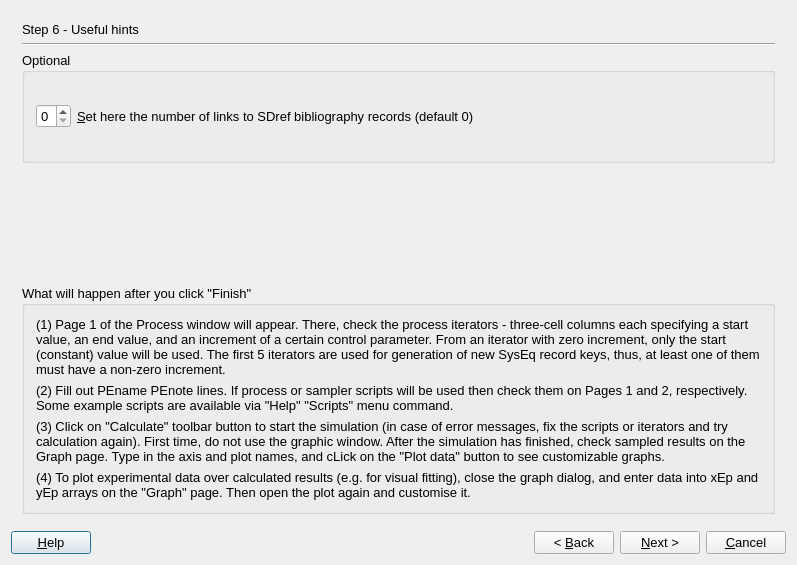
Above: gems3/vizor4/dlg4/ProcessWizard4.ui from gemshub/GEMSGUI before the change. Below: the same form after it.
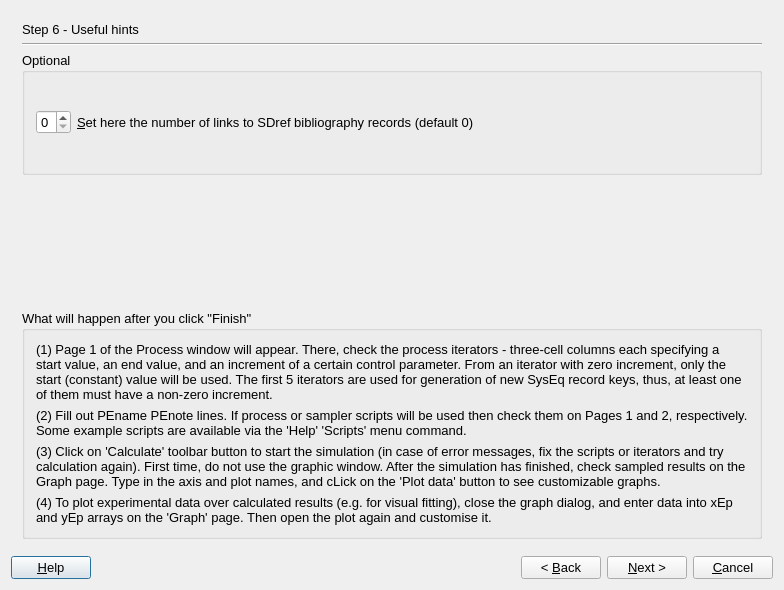
That is the form after the change. The open tabs and pages were chosen to show the change.

Commit message: Merged from upgrade adjusted fonts and comments on all dialogs (for consistency between win32, macosx and linux) DK,SD

What changed in the file:
```diff
--- a/gems3/vizor4/dlg4/ProcessWizard4.ui
+++ b/gems3/vizor4/dlg4/ProcessWizard4.ui
@@ -6,8 +6,8 @@
    <rect>
     <x>0</x>
     <y>0</y>
-    <width>797</width>
-    <height>565</height>
+    <width>784</width>
+    <height>590</height>
    </rect>
   </property>
   <property name="font">
@@ -18,8 +18,8 @@
   <property name="windowTitle">
    <string>GEM-Selektor Proces</string>
   </property>
-  <layout class="QVBoxLayout" name="verticalLayout_4">
-   <item>
+  <layout class="QGridLayout" name="gridLayout_3">
+   <item row="0" column="0">
     <widget class="QStackedWidget" name="stackedWidget">
      <property name="mouseTracking">
       <bool>false</bool>
@@ -1045,8 +1045,8 @@
       </layout>
      </widget>
      <widget class="QWidget" name="page_4">
-      <layout class="QGridLayout">
-       <item row="0" column="0">
+      <layout class="QVBoxLayout" name="verticalLayout_4">
+       <item>
         <widget class="QLabel" name="label_3">
          <property name="sizePolicy">
           <sizepolicy hsizetype="Preferred" vsizetype="Fixed">
@@ -1059,14 +1059,14 @@
          </property>
         </widget>
        </item>
-       <item row="1" column="0">
+       <item>
         <widget class="Line" name="line_4">
          <property name="orientation">
           <enum>Qt::Horizontal</enum>
          </property>
         </widget>
        </item>
-       <item row="2" column="0">
+       <item>
         <widget class="QGroupBox" name="groupBox_5">
          <property name="sizePolicy">
           <sizepolicy hsizetype="Preferred" vsizetype="Minimum">
@@ -1107,14 +1107,14 @@
          </layout>
         </widget>
        </item>
-       <item row="3" column="0">
+       <item>
         <widget class="QLabel" name="label_5">
          <property name="text">
           <string/>
          </property>
         </widget>
        </item>
-       <item row="4" column="0">
+       <item>
         <widget class="QGroupBox" name="groupBox_6">
          <property name="title">
           <string>What will happen after you click &quot;Finish&quot;</string>
@@ -1123,11 +1123,7 @@
           <item row="0" column="0">
            <widget class="QLabel" name="textLabel12">
             <property name="text">
-             <string>&lt;!DOCTYPE HTML PUBLIC &quot;-//W3C//DTD HTML 4.0//EN&quot; &quot;http://www.w3.org/TR/REC-html40/strict.dtd&quot;&gt;
-&lt;html&gt;&lt;head&gt;&lt;meta name=&quot;qrichtext&quot; content=&quot;1&quot; /&gt;&lt;style type=&quot;text/css&quot;&gt;
-p, li { white-space: pre-wrap; }
-&lt;/style&gt;&lt;/head&gt;&lt;body style=&quot; font-family:'MS Shell Dlg 2'; font-size:10pt; font-weight:400; font-style:normal;&quot;&gt;
-&lt;p style=&quot; margin-top:0px; margin-bottom:0px; margin-left:0px; margin-right:0px; -qt-block-indent:0; text-indent:0px;&quot;&gt;(1) Page 1 of the Process window will appear. There, check the process iterators - three-cell columns each specifying a start value, an end value, and an increment of a certain control parameter. From an iterator with zero increment, only the start (constant) value will be used. The first 5 iterators are used for generation of new SysEq record keys, thus, at least one of them must have a non-zero increment.&lt;/p&gt;&lt;/body&gt;&lt;/html&gt;</string>
+             <string>(1) Page 1 of the Process window will appear. There, check the process iterators - three-cell columns each specifying a start value, an end value, and an increment of a certain control parameter. From an iterator with zero increment, only the start (constant) value will be used. The first 5 iterators are used for generation of new SysEq record keys, thus, at least one of them must have a non-zero increment.</string>
             </property>
             <property name="alignment">
              <set>Qt::AlignVCenter</set>
@@ -1140,11 +1136,7 @@
           <item row="1" column="0">
            <widget class="QLabel" name="textLabel14">
             <property name="text">
-             <string>&lt;!DOCTYPE HTML PUBLIC &quot;-//W3C//DTD HTML 4.0//EN&quot; &quot;http://www.w3.org/TR/REC-html40/strict.dtd&quot;&gt;
-&lt;html&gt;&lt;head&gt;&lt;meta name=&quot;qrichtext&quot; content=&quot;1&quot; /&gt;&lt;style type=&quot;text/css&quot;&gt;
-p, li { white-space: pre-wrap; }
-&lt;/style&gt;&lt;/head&gt;&lt;body style=&quot; font-family:'MS Shell Dlg 2'; font-size:10pt; font-weight:400; font-style:normal;&quot;&gt;
-&lt;p style=&quot; margin-top:0px; margin-bottom:0px; margin-left:0px; margin-right:0px; -qt-block-indent:0; text-indent:0px;&quot;&gt;(2) Fill out PEname PEnote lines. If process or sampler scripts will be used then check them on Pages 1 and 2, respectively. Some example scripts are available via &amp;quot;Help&amp;quot; &amp;quot;Scripts&amp;quot; menu command.&lt;/p&gt;&lt;/body&gt;&lt;/html&gt;</string>
+             <string>(2) Fill out PEname PEnote lines. If process or sampler scripts will be used then check them on Pages 1 and 2, respectively. Some example scripts are available via the 'Help' 'Scripts' menu command.</string>
             </property>
             <property name="alignment">
              <set>Qt::AlignVCenter</set>
@@ -1157,11 +1149,7 @@
           <item row="2" column="0">
            <widget class="QLabel" name="textLabel15">
             <property name="text">
-             <string>&lt;!DOCTYPE HTML PUBLIC &quot;-//W3C//DTD HTML 4.0//EN&quot; &quot;http://www.w3.org/TR/REC-html40/strict.dtd&quot;&gt;
-&lt;html&gt;&lt;head&gt;&lt;meta name=&quot;qrichtext&quot; content=&quot;1&quot; /&gt;&lt;style type=&quot;text/css&quot;&gt;
-p, li { white-space: pre-wrap; }
-&lt;/style&gt;&lt;/head&gt;&lt;body style=&quot; font-family:'MS Shell Dlg 2'; font-size:10pt; font-weight:400; font-style:normal;&quot;&gt;
-&lt;p style=&quot; margin-top:0px; margin-bottom:0px; margin-left:0px; margin-right:0px; -qt-block-indent:0; text-indent:0px;&quot;&gt;(3) Click on &amp;quot;Calculate&amp;quot; toolbar button to start the simulation (in case of error messages, fix the scripts or iterators and try calculation again). First time, do not use the graphic window. After the simulation has finished, check sampled results on the Graph page. Type in the axis and plot names, and cLick on the &amp;quot;Plot data&amp;quot; button to see customizable graphs.&lt;/p&gt;&lt;/body&gt;&lt;/html&gt;</string>
+             <string>(3) Click on 'Calculate' toolbar button to start the simulation (in case of error messages, fix the scripts or iterators and try calculation again). First time, do not use the graphic window. After the simulation has finished, check sampled results on the Graph page. Type in the axis and plot names, and cLick on the 'Plot data' button to see customizable graphs.</string>
             </property>
             <property name="alignment">
              <set>Qt::AlignVCenter</set>
@@ -1174,11 +1162,7 @@
           <item row="3" column="0">
            <widget class="QLabel" name="textLabel13_2">
             <property name="text">
-             <string>&lt;!DOCTYPE HTML PUBLIC &quot;-//W3C//DTD HTML 4.0//EN&quot; &quot;http://www.w3.org/TR/REC-html40/strict.dtd&quot;&gt;
-&lt;html&gt;&lt;head&gt;&lt;meta name=&quot;qrichtext&quot; content=&quot;1&quot; /&gt;&lt;style type=&quot;text/css&quot;&gt;
-p, li { white-space: pre-wrap; }
-&lt;/style&gt;&lt;/head&gt;&lt;body style=&quot; font-family:'MS Shell Dlg 2'; font-size:10pt; font-weight:400; font-style:normal;&quot;&gt;
-&lt;p style=&quot; margin-top:0px; margin-bottom:0px; margin-left:0px; margin-right:0px; -qt-block-indent:0; text-indent:0px;&quot;&gt;(4) To plot experimental data over calculated results (e.g. for visual fitting), close the graph dialog, and enter data into xEp and yEp arrays on the &amp;quot;Graph&amp;quot; page. Then open the plot again and customise it.&lt;/p&gt;&lt;/body&gt;&lt;/html&gt;</string>
+             <string>(4) To plot experimental data over calculated results (e.g. for visual fitting), close the graph dialog, and enter data into xEp and yEp arrays on the 'Graph' page. Then open the plot again and customise it.</string>
             </property>
             <property name="alignment">
              <set>Qt::AlignVCenter</set>
@@ -1195,7 +1179,7 @@
      </widget>
     </widget>
    </item>
-   <item>
+   <item row="1" column="0">
     <layout class="QHBoxLayout">
      <item>
       <widget class="QPushButton" name="pHelp">
```
Left out of the diff: 104 changed lines with no effect on the pictures. The commit also changes 39 other files.
